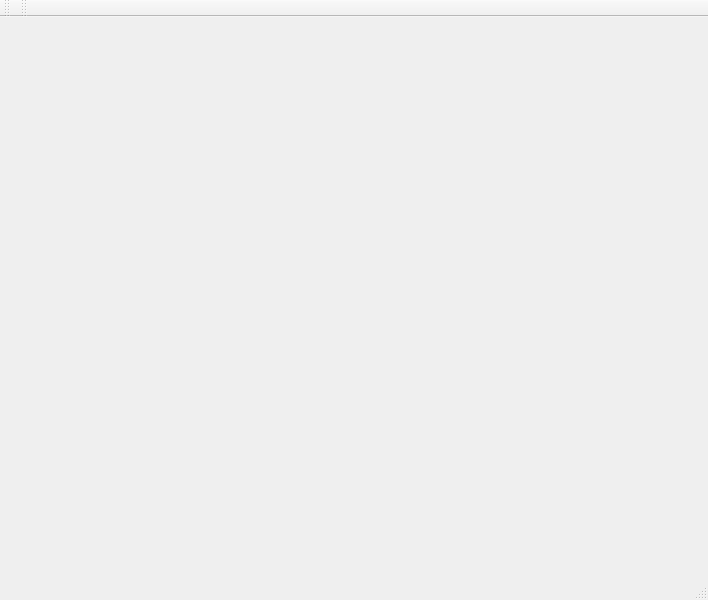
Before: the Qt Designer form ui/mainwindow.ui in shawnlong636/TaskAssigner, drawn with Qt 5.
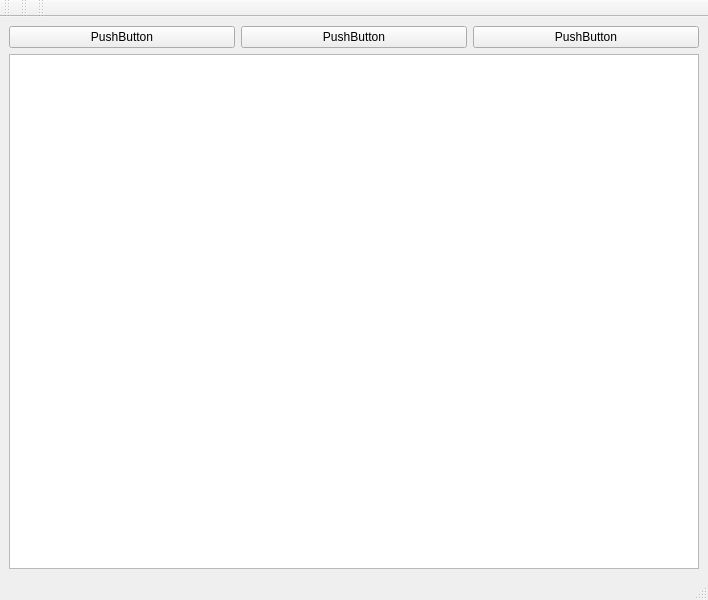
After: the same form once the commit is applied.

Patch:
```diff
--- a/ui/mainwindow.ui
+++ b/ui/mainwindow.ui
@@ -14,7 +14,36 @@
    <string>Task Assigner</string>
   </property>
   <widget class="QWidget" name="centralwidget">
-   <layout class="QVBoxLayout" name="verticalLayout_4"/>
+   <layout class="QVBoxLayout" name="verticalLayout_4">
+    <item>
+     <layout class="QHBoxLayout" name="horizontalLayout_2">
+      <item>
+       <widget class="QPushButton" name="pushButton_2">
+        <property name="text">
+         <string>PushButton</string>
+        </property>
+       </widget>
+      </item>
+      <item>
+       <widget class="QPushButton" name="pushButton_3">
+        <property name="text">
+         <string>PushButton</string>
+        </property>
+       </widget>
+      </item>
+      <item>
+       <widget class="QPushButton" name="pushButton">
+        <property name="text">
+         <string>PushButton</string>
+        </property>
+       </widget>
+      </item>
+     </layout>
+    </item>
+    <item>
+     <widget class="QTableWidget" name="tableWidget"/>
+    </item>
+   </layout>
   </widget>
   <widget class="QMenuBar" name="menubar">
    <property name="geometry">
@@ -49,6 +78,17 @@
     <bool>false</bool>
    </attribute>
   </widget>
+  <widget class="QToolBar" name="toolBar_3">
+   <property name="windowTitle">
+    <string>toolBar_3</string>
+   </property>
+   <attribute name="toolBarArea">
+    <enum>TopToolBarArea</enum>
+   </attribute>
+   <attribute name="toolBarBreak">
+    <bool>false</bool>
+   </attribute>
+  </widget>
  </widget>
  <resources/>
  <connections/>
```
